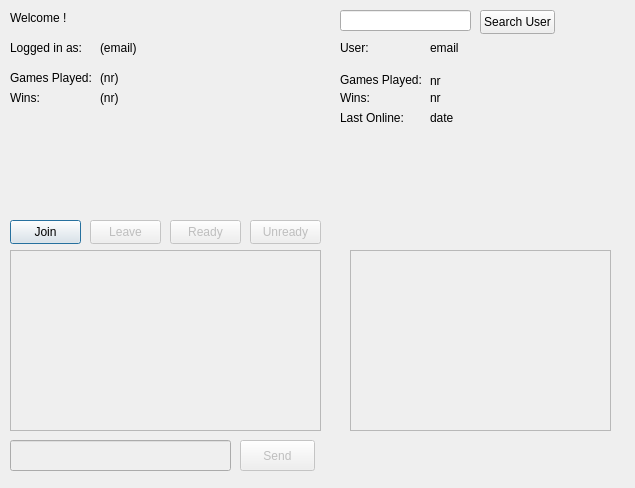
Above: Triviador/TriviadorGUI/Triviador.ui from stefandananau/Triviador before the change. Below: the same form after it.
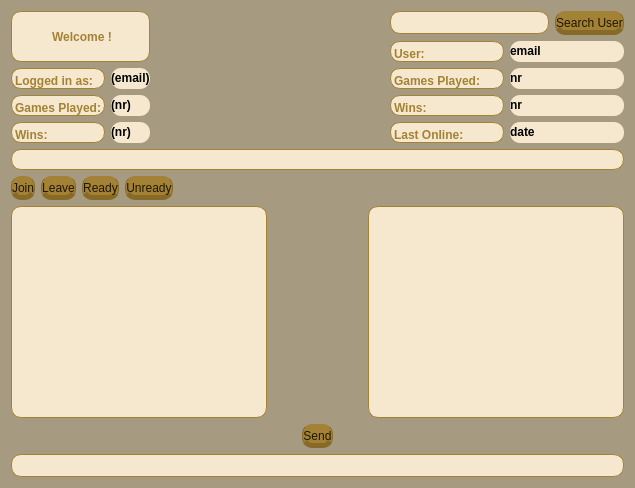
That is the form after the change.

Commit message: updated lobby window design

The edit to the form file:
```diff
--- a/Triviador/TriviadorGUI/Triviador.ui
+++ b/Triviador/TriviadorGUI/Triviador.ui
@@ -13,270 +13,643 @@
   <property name="windowTitle">
    <string>Triviador</string>
   </property>
-  <widget class="QPushButton" name="joinButton">
-   <property name="geometry">
-    <rect>
-     <x>10</x>
-     <y>220</y>
-     <width>71</width>
-     <height>24</height>
-    </rect>
-   </property>
-   <property name="text">
-    <string>Join</string>
-   </property>
-  </widget>
-  <widget class="QPushButton" name="readyButton">
-   <property name="enabled">
-    <bool>false</bool>
-   </property>
-   <property name="geometry">
-    <rect>
-     <x>170</x>
-     <y>220</y>
-     <width>71</width>
-     <height>24</height>
-    </rect>
-   </property>
-   <property name="text">
-    <string>Ready</string>
-   </property>
-  </widget>
-  <widget class="QPushButton" name="pushButton_3">
-   <property name="geometry">
-    <rect>
-     <x>480</x>
-     <y>10</y>
-     <width>75</width>
-     <height>24</height>
-    </rect>
-   </property>
-   <property name="text">
-    <string>Search User</string>
-   </property>
-  </widget>
-  <widget class="QLineEdit" name="lineEdit">
-   <property name="geometry">
-    <rect>
-     <x>340</x>
-     <y>10</y>
-     <width>131</width>
-     <height>21</height>
-    </rect>
-   </property>
-  </widget>
-  <widget class="QLabel" name="label">
-   <property name="geometry">
-    <rect>
-     <x>10</x>
-     <y>10</y>
-     <width>61</width>
-     <height>16</height>
-    </rect>
-   </property>
-   <property name="text">
-    <string>Welcome !</string>
-   </property>
-  </widget>
-  <widget class="QLabel" name="label_2">
-   <property name="geometry">
-    <rect>
-     <x>10</x>
-     <y>40</y>
-     <width>81</width>
-     <height>16</height>
-    </rect>
-   </property>
-   <property name="text">
-    <string>Logged in as:</string>
-   </property>
-  </widget>
-  <widget class="QLabel" name="label_3">
-   <property name="geometry">
-    <rect>
-     <x>100</x>
-     <y>40</y>
-     <width>221</width>
-     <height>16</height>
-    </rect>
-   </property>
-   <property name="text">
-    <string>(email)</string>
-   </property>
-  </widget>
-  <widget class="QLabel" name="label_4">
-   <property name="geometry">
-    <rect>
-     <x>10</x>
-     <y>70</y>
-     <width>91</width>
-     <height>16</height>
-    </rect>
-   </property>
-   <property name="text">
-    <string>Games Played:</string>
-   </property>
-  </widget>
-  <widget class="QLabel" name="label_5">
-   <property name="geometry">
-    <rect>
-     <x>10</x>
-     <y>90</y>
-     <width>49</width>
-     <height>16</height>
-    </rect>
-   </property>
-   <property name="text">
-    <string>Wins:</string>
-   </property>
-  </widget>
-  <widget class="QLabel" name="label_6">
-   <property name="geometry">
-    <rect>
-     <x>100</x>
-     <y>70</y>
-     <width>49</width>
-     <height>16</height>
-    </rect>
-   </property>
-   <property name="text">
-    <string>(nr)</string>
-   </property>
-  </widget>
-  <widget class="QLabel" name="label_7">
-   <property name="geometry">
-    <rect>
-     <x>100</x>
-     <y>90</y>
-     <width>49</width>
-     <height>16</height>
-    </rect>
-   </property>
-   <property name="text">
-    <string>(nr)</string>
-   </property>
-  </widget>
-  <widget class="QLabel" name="label_8">
-   <property name="geometry">
-    <rect>
-     <x>340</x>
-     <y>70</y>
-     <width>91</width>
-     <height>20</height>
-    </rect>
-   </property>
-   <property name="text">
-    <string>Games Played:</string>
-   </property>
-  </widget>
-  <widget class="QLabel" name="label_9">
-   <property name="geometry">
-    <rect>
-     <x>430</x>
-     <y>70</y>
-     <width>49</width>
-     <height>21</height>
-    </rect>
-   </property>
-   <property name="text">
-    <string>nr</string>
-   </property>
-  </widget>
-  <widget class="QLabel" name="label_10">
-   <property name="geometry">
-    <rect>
-     <x>340</x>
-     <y>90</y>
-     <width>49</width>
-     <height>16</height>
-    </rect>
-   </property>
-   <property name="text">
-    <string>Wins:</string>
-   </property>
-  </widget>
-  <widget class="QLabel" name="label_11">
-   <property name="geometry">
-    <rect>
-     <x>430</x>
-     <y>90</y>
-     <width>49</width>
-     <height>16</height>
-    </rect>
-   </property>
-   <property name="text">
-    <string>nr</string>
-   </property>
-  </widget>
-  <widget class="QLabel" name="label_12">
-   <property name="geometry">
-    <rect>
-     <x>340</x>
-     <y>110</y>
-     <width>71</width>
-     <height>16</height>
-    </rect>
-   </property>
-   <property name="text">
-    <string>Last Online:</string>
-   </property>
-  </widget>
-  <widget class="QLabel" name="label_13">
-   <property name="geometry">
-    <rect>
-     <x>340</x>
-     <y>40</y>
-     <width>31</width>
-     <height>16</height>
-    </rect>
-   </property>
-   <property name="text">
-    <string>User:</string>
-   </property>
-  </widget>
-  <widget class="QLabel" name="label_14">
-   <property name="geometry">
-    <rect>
-     <x>430</x>
-     <y>40</y>
-     <width>181</width>
-     <height>16</height>
-    </rect>
-   </property>
-   <property name="text">
-    <string>email</string>
-   </property>
-  </widget>
-  <widget class="QPushButton" name="leaveButton">
-   <property name="enabled">
-    <bool>false</bool>
-   </property>
-   <property name="geometry">
-    <rect>
-     <x>90</x>
-     <y>220</y>
-     <width>71</width>
-     <height>24</height>
-    </rect>
-   </property>
-   <property name="text">
-    <string>Leave</string>
-   </property>
-  </widget>
-  <widget class="QTextEdit" name="textEdit">
-   <property name="enabled">
-    <bool>false</bool>
-   </property>
-   <property name="geometry">
-    <rect>
-     <x>10</x>
-     <y>250</y>
-     <width>311</width>
-     <height>181</height>
-    </rect>
-   </property>
-   <property name="html">
-    <string>&lt;!DOCTYPE HTML PUBLIC &quot;-//W3C//DTD HTML 4.0//EN&quot; &quot;http://www.w3.org/TR/REC-html40/strict.dtd&quot;&gt;
+  <property name="styleSheet">
+   <string notr="true">background-color: rgb(166, 154, 128);</string>
+  </property>
+  <layout class="QGridLayout" name="gridLayout">
+   <item row="2" column="0">
+    <layout class="QHBoxLayout" name="horizontalLayout_7">
+     <item>
+      <layout class="QHBoxLayout" name="horizontalLayout_5">
+       <item>
+        <widget class="QPushButton" name="joinButton">
+         <property name="styleSheet">
+          <string notr="true">QPushButton{
+	background-color: rgb(163, 130, 54);
+	border: none;
+	padding-top: 5px;
+	color: rgb(31, 22, 1);
+	border-radius:10px;
+	border-left:  1px solid rgb(135, 106, 39);
+	border-right: 1px solid rgb(135, 106, 39);
+	border-bottom: 5px solid rgb(135, 106, 39);
+	font: bold large &quot;Monospace&quot;;
+	
+
+}
+QPushButton:hover {
+	background-color: rgb(181, 132, 20);
+	border-left:  1px solid rgb(115, 81, 5);
+	border-right: 1px solid rgb(115, 81, 5);
+	border-bottom: 5px solid rgb(115, 81, 5);
+}
+QPushButton:pressed {
+	background-color: rgb(181, 132, 20);
+	border-left:  1px solid rgb(115, 81, 5);
+	border-right: 1px solid rgb(115, 81, 5);
+	border-top: 5px solid rgb(115, 81, 5);
+	padding-top: -5px;
+	border-bottom: none;
+}</string>
+         </property>
+         <property name="text">
+          <string>Join</string>
+         </property>
+        </widget>
+       </item>
+       <item>
+        <widget class="QPushButton" name="leaveButton">
+         <property name="enabled">
+          <bool>false</bool>
+         </property>
+         <property name="styleSheet">
+          <string notr="true">QPushButton{
+	background-color: rgb(163, 130, 54);
+	border: none;
+	padding-top: 5px;
+	color: rgb(31, 22, 1);
+	border-radius:10px;
+	border-left:  1px solid rgb(135, 106, 39);
+	border-right: 1px solid rgb(135, 106, 39);
+	border-bottom: 5px solid rgb(135, 106, 39);
+	font: bold large &quot;Monospace&quot;;
+	
+
+}
+QPushButton:hover {
+	background-color: rgb(181, 132, 20);
+	border-left:  1px solid rgb(115, 81, 5);
+	border-right: 1px solid rgb(115, 81, 5);
+	border-bottom: 5px solid rgb(115, 81, 5);
+}
+QPushButton:pressed {
+	background-color: rgb(181, 132, 20);
+	border-left:  1px solid rgb(115, 81, 5);
+	border-right: 1px solid rgb(115, 81, 5);
+	border-top: 5px solid rgb(115, 81, 5);
+	padding-top: -5px;
+	border-bottom: none;
+}</string>
+         </property>
+         <property name="text">
+          <string>Leave</string>
+         </property>
+        </widget>
+       </item>
+       <item>
+        <widget class="QPushButton" name="readyButton">
+         <property name="enabled">
+          <bool>false</bool>
+         </property>
+         <property name="styleSheet">
+          <string notr="true">QPushButton{
+	background-color: rgb(163, 130, 54);
+	border: none;
+	padding-top: 5px;
+	color: rgb(31, 22, 1);
+	border-radius:10px;
+	border-left:  1px solid rgb(135, 106, 39);
+	border-right: 1px solid rgb(135, 106, 39);
+	border-bottom: 5px solid rgb(135, 106, 39);
+	font: bold large &quot;Monospace&quot;;
+	
+
+}
+QPushButton:hover {
+	background-color: rgb(181, 132, 20);
+	border-left:  1px solid rgb(115, 81, 5);
+	border-right: 1px solid rgb(115, 81, 5);
+	border-bottom: 5px solid rgb(115, 81, 5);
+}
+QPushButton:pressed {
+	background-color: rgb(181, 132, 20);
+	border-left:  1px solid rgb(115, 81, 5);
+	border-right: 1px solid rgb(115, 81, 5);
+	border-top: 5px solid rgb(115, 81, 5);
+	padding-top: -5px;
+	border-bottom: none;
+}</string>
+         </property>
+         <property name="text">
+          <string>Ready</string>
+         </property>
+        </widget>
+       </item>
+       <item>
+        <widget class="QPushButton" name="unreadyButton">
+         <property name="enabled">
+          <bool>false</bool>
+         </property>
+         <property name="styleSheet">
+          <string notr="true">QPushButton{
+	background-color: rgb(163, 130, 54);
+	border: none;
+	padding-top: 5px;
+	color: rgb(31, 22, 1);
+	border-radius:10px;
+	border-left:  1px solid rgb(135, 106, 39);
+	border-right: 1px solid rgb(135, 106, 39);
+	border-bottom: 5px solid rgb(135, 106, 39);
+	font: bold large &quot;Monospace&quot;;
+	
+
+}
+QPushButton:hover {
+	background-color: rgb(181, 132, 20);
+	border-left:  1px solid rgb(115, 81, 5);
+	border-right: 1px solid rgb(115, 81, 5);
+	border-bottom: 5px solid rgb(115, 81, 5);
+}
+QPushButton:pressed {
+	background-color: rgb(181, 132, 20);
+	border-left:  1px solid rgb(115, 81, 5);
+	border-right: 1px solid rgb(115, 81, 5);
+	border-top: 5px solid rgb(115, 81, 5);
+	padding-top: -5px;
+	border-bottom: none;
+}</string>
+         </property>
+         <property name="text">
+          <string>Unready</string>
+         </property>
+        </widget>
+       </item>
+      </layout>
+     </item>
+     <item>
+      <spacer name="horizontalSpacer_4">
+       <property name="orientation">
+        <enum>Qt::Horizontal</enum>
+       </property>
+       <property name="sizeHint" stdset="0">
+        <size>
+         <width>168</width>
+         <height>20</height>
+        </size>
+       </property>
+      </spacer>
+     </item>
+    </layout>
+   </item>
+   <item row="4" column="0">
+    <layout class="QHBoxLayout" name="horizontalLayout_8">
+     <item>
+      <spacer name="horizontalSpacer_6">
+       <property name="orientation">
+        <enum>Qt::Horizontal</enum>
+       </property>
+       <property name="sizeHint" stdset="0">
+        <size>
+         <width>238</width>
+         <height>20</height>
+        </size>
+       </property>
+      </spacer>
+     </item>
+     <item>
+      <widget class="QPushButton" name="pushButton_4">
+       <property name="enabled">
+        <bool>false</bool>
+       </property>
+       <property name="styleSheet">
+        <string notr="true">QPushButton{
+	background-color: rgb(163, 130, 54);
+	border: none;
+	padding-top: 5px;
+	color: rgb(31, 22, 1);
+	border-radius:10px;
+	border-left:  1px solid rgb(135, 106, 39);
+	border-right: 1px solid rgb(135, 106, 39);
+	border-bottom: 5px solid rgb(135, 106, 39);
+	font: bold large &quot;Monospace&quot;;
+	
+
+}
+QPushButton:hover {
+	background-color: rgb(181, 132, 20);
+	border-left:  1px solid rgb(115, 81, 5);
+	border-right: 1px solid rgb(115, 81, 5);
+	border-bottom: 5px solid rgb(115, 81, 5);
+}
+QPushButton:pressed {
+	background-color: rgb(181, 132, 20);
+	border-left:  1px solid rgb(115, 81, 5);
+	border-right: 1px solid rgb(115, 81, 5);
+	border-top: 5px solid rgb(115, 81, 5);
+	padding-top: -5px;
+	border-bottom: none;
+}</string>
+       </property>
+       <property name="text">
+        <string>Send</string>
+       </property>
+      </widget>
+     </item>
+     <item>
+      <spacer name="horizontalSpacer_5">
+       <property name="orientation">
+        <enum>Qt::Horizontal</enum>
+       </property>
+       <property name="sizeHint" stdset="0">
+        <size>
+         <width>238</width>
+         <height>20</height>
+        </size>
+       </property>
+      </spacer>
+     </item>
+    </layout>
+   </item>
+   <item row="1" column="0">
+    <widget class="QLabel" name="message">
+     <property name="styleSheet">
+      <string notr="true">border: none;
+	padding-top: 5px;
+	color: rgb(163, 130, 54);
+	border-radius:10px;
+	border-top:1px solid rgb(163, 130, 54);
+	border-left:  1px solid rgb(163, 130, 54);
+	border-right: 1px solid rgb(163, 130, 54);
+	border-bottom: 1px solid rgb(163, 130, 54);
+background-color: rgb(245, 232, 206);</string>
+     </property>
+     <property name="text">
+      <string/>
+     </property>
+    </widget>
+   </item>
+   <item row="5" column="0">
+    <widget class="QLineEdit" name="lineEdit_2">
+     <property name="enabled">
+      <bool>false</bool>
+     </property>
+     <property name="styleSheet">
+      <string notr="true">border: none;
+	padding-top: 5px;
+	color: rgb(163, 130, 54);
+	border-radius:10px;
+	border-top:1px solid rgb(163, 130, 54);
+	border-left:  1px solid rgb(163, 130, 54);
+	border-right: 1px solid rgb(163, 130, 54);
+	border-bottom: 1px solid rgb(163, 130, 54);
+background-color: rgb(245, 232, 206);</string>
+     </property>
+    </widget>
+   </item>
+   <item row="0" column="0">
+    <layout class="QHBoxLayout" name="horizontalLayout_4">
+     <item>
+      <layout class="QVBoxLayout" name="verticalLayout_6">
+       <item>
+        <widget class="QLabel" name="label">
+         <property name="styleSheet">
+          <string notr="true">border: none;
+	padding-top: 1px;
+	color: rgb(163, 130, 54);
+	border-radius:10px;
+	border-top:1px solid rgb(163, 130, 54);
+	border-left:  1px solid rgb(163, 130, 54);
+	border-right: 1px solid rgb(163, 130, 54);
+	border-bottom: 1px solid rgb(163, 130, 54);
+background-color: rgb(245, 232, 206);</string>
+         </property>
+         <property name="text">
+          <string>&lt;html&gt;&lt;head/&gt;&lt;body&gt;&lt;p align=&quot;center&quot;&gt;&lt;span style=&quot; font-weight:700;&quot;&gt;Welcome !&lt;/span&gt;&lt;/p&gt;&lt;/body&gt;&lt;/html&gt;</string>
+         </property>
+        </widget>
+       </item>
+       <item>
+        <layout class="QHBoxLayout" name="horizontalLayout_3">
+         <item>
+          <layout class="QVBoxLayout" name="verticalLayout_4">
+           <item>
+            <widget class="QLabel" name="label_2">
+             <property name="styleSheet">
+              <string notr="true">border: none;
+	padding-top: 5px;
+	color: rgb(163, 130, 54);
+	border-radius:10px;
+	border-top:1px solid rgb(163, 130, 54);
+	border-left:  1px solid rgb(163, 130, 54);
+	border-right: 1px solid rgb(163, 130, 54);
+	border-bottom: 1px solid rgb(163, 130, 54);
+background-color: rgb(245, 232, 206);</string>
+             </property>
+             <property name="text">
+              <string>&lt;html&gt;&lt;head/&gt;&lt;body&gt;&lt;p&gt;&lt;span style=&quot; font-weight:700;&quot;&gt;Logged in as:&lt;/span&gt;&lt;/p&gt;&lt;/body&gt;&lt;/html&gt;</string>
+             </property>
+            </widget>
+           </item>
+           <item>
+            <widget class="QLabel" name="label_4">
+             <property name="styleSheet">
+              <string notr="true">border: none;
+	padding-top: 5px;
+	color: rgb(163, 130, 54);
+	border-radius:10px;
+	border-top:1px solid rgb(163, 130, 54);
+	border-left:  1px solid rgb(163, 130, 54);
+	border-right: 1px solid rgb(163, 130, 54);
+	border-bottom: 1px solid rgb(163, 130, 54);
+background-color: rgb(245, 232, 206);</string>
+             </property>
+             <property name="text">
+              <string>&lt;html&gt;&lt;head/&gt;&lt;body&gt;&lt;p&gt;&lt;span style=&quot; font-weight:700;&quot;&gt;Games Played:&lt;/span&gt;&lt;/p&gt;&lt;/body&gt;&lt;/html&gt;</string>
+             </property>
+            </widget>
+           </item>
+           <item>
+            <widget class="QLabel" name="label_5">
+             <property name="styleSheet">
+              <string notr="true">border: none;
+	padding-top: 5px;
+	color: rgb(163, 130, 54);
+	border-radius:10px;
+	border-top:1px solid rgb(163, 130, 54);
+	border-left:  1px solid rgb(163, 130, 54);
+	border-right: 1px solid rgb(163, 130, 54);
+	border-bottom: 1px solid rgb(163, 130, 54);
+background-color: rgb(245, 232, 206);</string>
+             </property>
+             <property name="text">
+              <string>&lt;html&gt;&lt;head/&gt;&lt;body&gt;&lt;p&gt;&lt;span style=&quot; font-weight:700;&quot;&gt;Wins:&lt;/span&gt;&lt;/p&gt;&lt;/body&gt;&lt;/html&gt;</string>
+             </property>
+            </widget>
+           </item>
+          </layout>
+         </item>
+         <item>
+          <layout class="QVBoxLayout" name="verticalLayout_3">
+           <item>
+            <widget class="QLabel" name="label_3">
+             <property name="styleSheet">
+              <string notr="true">QLabel{
+border: none;
+border-radius:10px;
+background-color: rgb(245, 232, 206);
+}</string>
+             </property>
+             <property name="text">
+              <string>&lt;html&gt;&lt;head/&gt;&lt;body&gt;&lt;p&gt;&lt;span style=&quot; font-weight:700;&quot;&gt;(email)&lt;/span&gt;&lt;/p&gt;&lt;/body&gt;&lt;/html&gt;</string>
+             </property>
+            </widget>
+           </item>
+           <item>
+            <widget class="QLabel" name="label_6">
+             <property name="styleSheet">
+              <string notr="true">border: none;
+border-radius:10px;
+background-color: rgb(245, 232, 206);</string>
+             </property>
+             <property name="text">
+              <string>&lt;html&gt;&lt;head/&gt;&lt;body&gt;&lt;p&gt;&lt;span style=&quot; font-weight:700;&quot;&gt;(nr)&lt;/span&gt;&lt;/p&gt;&lt;/body&gt;&lt;/html&gt;</string>
+             </property>
+            </widget>
+           </item>
+           <item>
+            <widget class="QLabel" name="label_7">
+             <property name="styleSheet">
+              <string notr="true">border: none;
+border-radius:10px;
+background-color: rgb(245, 232, 206);</string>
+             </property>
+             <property name="text">
+              <string>&lt;html&gt;&lt;head/&gt;&lt;body&gt;&lt;p&gt;&lt;span style=&quot; font-weight:700;&quot;&gt;(nr)&lt;/span&gt;&lt;/p&gt;&lt;/body&gt;&lt;/html&gt;</string>
+             </property>
+            </widget>
+           </item>
+          </layout>
+         </item>
+        </layout>
+       </item>
+      </layout>
+     </item>
+     <item>
+      <spacer name="horizontalSpacer">
+       <property name="orientation">
+        <enum>Qt::Horizontal</enum>
+       </property>
+       <property name="sizeHint" stdset="0">
+        <size>
+         <width>198</width>
+         <height>20</height>
+        </size>
+       </property>
+      </spacer>
+     </item>
+     <item>
+      <layout class="QVBoxLayout" name="verticalLayout_5">
+       <item>
+        <layout class="QHBoxLayout" name="horizontalLayout_2">
+         <item>
+          <widget class="QLineEdit" name="lineEdit">
+           <property name="styleSheet">
+            <string notr="true">	border: none;
+	padding-top: 5px;
+	color: rgb(163, 130, 54);
+	border-radius:10px;
+	border-top:1px solid rgb(163, 130, 54);
+	border-left:  1px solid rgb(163, 130, 54);
+	border-right: 1px solid rgb(163, 130, 54);
+	border-bottom: 1px solid rgb(163, 130, 54);
+background-color: rgb(245, 232, 206);</string>
+           </property>
+          </widget>
+         </item>
+         <item>
+          <widget class="QPushButton" name="pushButton_3">
+           <property name="styleSheet">
+            <string notr="true">QPushButton{
+	background-color: rgb(163, 130, 54);
+	border: none;
+	padding-top: 5px;
+	color: rgb(31, 22, 1);
+	border-radius:10px;
+	border-left:  1px solid rgb(135, 106, 39);
+	border-right: 1px solid rgb(135, 106, 39);
+	border-bottom: 5px solid rgb(135, 106, 39);
+	font: bold large &quot;Monospace&quot;;
+	
+
+}
+QPushButton:hover {
+	background-color: rgb(181, 132, 20);
+	border-left:  1px solid rgb(115, 81, 5);
+	border-right: 1px solid rgb(115, 81, 5);
+	border-bottom: 5px solid rgb(115, 81, 5);
+}
+QPushButton:pressed {
+	background-color: rgb(181, 132, 20);
+	border-left:  1px solid rgb(115, 81, 5);
+	border-right: 1px solid rgb(115, 81, 5);
+	border-top: 5px solid rgb(115, 81, 5);
+	padding-top: -5px;
+	border-bottom: none;
+}</string>
+           </property>
+           <property name="text">
+            <string>Search User</string>
+           </property>
+          </widget>
+         </item>
+        </layout>
+       </item>
+       <item>
+        <layout class="QHBoxLayout" name="horizontalLayout">
+         <item>
+          <layout class="QVBoxLayout" name="verticalLayout">
+           <item>
+            <widget class="QLabel" name="label_13">
+             <property name="styleSheet">
+              <string notr="true">border: none;
+	padding-top: 5px;
+	color: rgb(163, 130, 54);
+	border-radius:10px;
+	border-top:1px solid rgb(163, 130, 54);
+	border-left:  1px solid rgb(163, 130, 54);
+	border-right: 1px solid rgb(163, 130, 54);
+	border-bottom: 1px solid rgb(163, 130, 54);
+background-color: rgb(245, 232, 206);</string>
+             </property>
+             <property name="text">
+              <string>&lt;html&gt;&lt;head/&gt;&lt;body&gt;&lt;p&gt;&lt;span style=&quot; font-weight:700;&quot;&gt;User:&lt;/span&gt;&lt;/p&gt;&lt;/body&gt;&lt;/html&gt;</string>
+             </property>
+            </widget>
+           </item>
+           <item>
+            <widget class="QLabel" name="label_8">
+             <property name="styleSheet">
+              <string notr="true">border: none;
+	padding-top: 5px;
+	color: rgb(163, 130, 54);
+	border-radius:10px;
+	border-top:1px solid rgb(163, 130, 54);
+	border-left:  1px solid rgb(163, 130, 54);
+	border-right: 1px solid rgb(163, 130, 54);
+	border-bottom: 1px solid rgb(163, 130, 54);
+background-color: rgb(245, 232, 206);</string>
+             </property>
+             <property name="text">
+              <string>&lt;html&gt;&lt;head/&gt;&lt;body&gt;&lt;p&gt;&lt;span style=&quot; font-weight:700;&quot;&gt;Games Played:&lt;/span&gt;&lt;/p&gt;&lt;/body&gt;&lt;/html&gt;</string>
+             </property>
+            </widget>
+           </item>
+           <item>
+            <widget class="QLabel" name="label_10">
+             <property name="styleSheet">
+              <string notr="true">border: none;
+	padding-top: 5px;
+	color: rgb(163, 130, 54);
+	border-radius:10px;
+	border-top:1px solid rgb(163, 130, 54);
+	border-left:  1px solid rgb(163, 130, 54);
+	border-right: 1px solid rgb(163, 130, 54);
+	border-bottom: 1px solid rgb(163, 130, 54);
+background-color: rgb(245, 232, 206);</string>
+             </property>
+             <property name="text">
+              <string>&lt;html&gt;&lt;head/&gt;&lt;body&gt;&lt;p&gt;&lt;span style=&quot; font-weight:700;&quot;&gt;Wins:&lt;/span&gt;&lt;/p&gt;&lt;/body&gt;&lt;/html&gt;</string>
+             </property>
+            </widget>
+           </item>
+           <item>
+            <widget class="QLabel" name="label_12">
+             <property name="styleSheet">
+              <string notr="true">border: none;
+	padding-top: 5px;
+	color: rgb(163, 130, 54);
+	border-radius:10px;
+	border-top:1px solid rgb(163, 130, 54);
+	border-left:  1px solid rgb(163, 130, 54);
+	border-right: 1px solid rgb(163, 130, 54);
+	border-bottom: 1px solid rgb(163, 130, 54);
+background-color: rgb(245, 232, 206);</string>
+             </property>
+             <property name="text">
+              <string>&lt;html&gt;&lt;head/&gt;&lt;body&gt;&lt;p&gt;&lt;span style=&quot; font-weight:700;&quot;&gt;Last Online:&lt;/span&gt;&lt;/p&gt;&lt;/body&gt;&lt;/html&gt;</string>
+             </property>
+            </widget>
+           </item>
+          </layout>
+         </item>
+         <item>
+          <layout class="QVBoxLayout" name="verticalLayout_2">
+           <item>
+            <widget class="QLabel" name="label_14">
+             <property name="styleSheet">
+              <string notr="true">border: none;
+border-radius:10px;
+background-color: rgb(245, 232, 206);</string>
+             </property>
+             <property name="text">
+              <string>&lt;html&gt;&lt;head/&gt;&lt;body&gt;&lt;p&gt;&lt;span style=&quot; font-weight:700;&quot;&gt;email&lt;/span&gt;&lt;/p&gt;&lt;/body&gt;&lt;/html&gt;</string>
+             </property>
+            </widget>
+           </item>
+           <item>
+            <widget class="QLabel" name="label_9">
+             <property name="styleSheet">
+              <string notr="true">border: none;
+border-radius:10px;
+background-color: rgb(245, 232, 206);</string>
+             </property>
+             <property name="text">
+              <string>&lt;html&gt;&lt;head/&gt;&lt;body&gt;&lt;p&gt;&lt;span style=&quot; font-weight:700;&quot;&gt;nr&lt;/span&gt;&lt;/p&gt;&lt;/body&gt;&lt;/html&gt;</string>
+             </property>
+            </widget>
+           </item>
+           <item>
+            <widget class="QLabel" name="label_11">
+             <property name="styleSheet">
+              <string notr="true">border: none;
+border-radius:10px;
+background-color: rgb(245, 232, 206);</string>
+             </property>
+             <property name="text">
+              <string>&lt;html&gt;&lt;head/&gt;&lt;body&gt;&lt;p&gt;&lt;span style=&quot; font-weight:700;&quot;&gt;nr&lt;/span&gt;&lt;/p&gt;&lt;/body&gt;&lt;/html&gt;</string>
+             </property>
+            </widget>
+           </item>
+           <item>
+            <widget class="QLabel" name="label_16">
+             <property name="styleSheet">
+              <string notr="true">border: none;
+border-radius:10px;
+background-color: rgb(245, 232, 206);</string>
+             </property>
+             <property name="text">
+              <string>&lt;html&gt;&lt;head/&gt;&lt;body&gt;&lt;p&gt;&lt;span style=&quot; font-weight:700;&quot;&gt;date&lt;/span&gt;&lt;/p&gt;&lt;/body&gt;&lt;/html&gt;</string>
+             </property>
+            </widget>
+           </item>
+          </layout>
+         </item>
+        </layout>
+       </item>
+      </layout>
+     </item>
+    </layout>
+   </item>
+   <item row="3" column="0">
+    <layout class="QHBoxLayout" name="horizontalLayout_6">
+     <item>
+      <widget class="QTextEdit" name="textEdit">
+       <property name="enabled">
+        <bool>false</bool>
+       </property>
+       <property name="styleSheet">
+        <string notr="true">border: none;
+	padding-top: 5px;
+	color: rgb(163, 130, 54);
+	border-radius:10px;
+	border-top:1px solid rgb(163, 130, 54);
+	border-left:  1px solid rgb(163, 130, 54);
+	border-right: 1px solid rgb(163, 130, 54);
+	border-bottom: 1px solid rgb(163, 130, 54);
+background-color: rgb(245, 232, 206);</string>
+       </property>
+       <property name="html">
+        <string>&lt;!DOCTYPE HTML PUBLIC &quot;-//W3C//DTD HTML 4.0//EN&quot; &quot;http://www.w3.org/TR/REC-html40/strict.dtd&quot;&gt;
 &lt;html&gt;&lt;head&gt;&lt;meta name=&quot;qrichtext&quot; content=&quot;1&quot; /&gt;&lt;meta charset=&quot;utf-8&quot; /&gt;&lt;style type=&quot;text/css&quot;&gt;
 p, li { white-space: pre-wrap; }
 hr { height: 1px; border-width: 0; }
@@ -284,51 +657,40 @@
 li.checked::marker { content: &quot;\2612&quot;; }
 &lt;/style&gt;&lt;/head&gt;&lt;body style=&quot; font-family:'Segoe UI'; font-size:9pt; font-weight:400; font-style:normal;&quot;&gt;
 &lt;p style=&quot;-qt-paragraph-type:empty; margin-top:0px; margin-bottom:0px; margin-left:0px; margin-right:0px; -qt-block-indent:0; text-indent:0px;&quot;&gt;&lt;br /&gt;&lt;/p&gt;&lt;/body&gt;&lt;/html&gt;</string>
-   </property>
-  </widget>
-  <widget class="QLineEdit" name="lineEdit_2">
-   <property name="enabled">
-    <bool>false</bool>
-   </property>
-   <property name="geometry">
-    <rect>
-     <x>10</x>
-     <y>440</y>
-     <width>221</width>
-     <height>31</height>
-    </rect>
-   </property>
-  </widget>
-  <widget class="QPushButton" name="pushButton_4">
-   <property name="enabled">
-    <bool>false</bool>
-   </property>
-   <property name="geometry">
-    <rect>
-     <x>240</x>
-     <y>440</y>
-     <width>75</width>
-     <height>31</height>
-    </rect>
-   </property>
-   <property name="text">
-    <string>Send</string>
-   </property>
-  </widget>
-  <widget class="QTextEdit" name="userLobbyText">
-   <property name="enabled">
-    <bool>false</bool>
-   </property>
-   <property name="geometry">
-    <rect>
-     <x>350</x>
-     <y>250</y>
-     <width>261</width>
-     <height>181</height>
-    </rect>
-   </property>
-   <property name="html">
-    <string>&lt;!DOCTYPE HTML PUBLIC &quot;-//W3C//DTD HTML 4.0//EN&quot; &quot;http://www.w3.org/TR/REC-html40/strict.dtd&quot;&gt;
+       </property>
+      </widget>
+     </item>
+     <item>
+      <spacer name="horizontalSpacer_3">
+       <property name="orientation">
+        <enum>Qt::Horizontal</enum>
+       </property>
+       <property name="sizeHint" stdset="0">
+        <size>
+         <width>88</width>
+         <height>20</height>
+        </size>
+       </property>
+      </spacer>
+     </item>
+     <item>
+      <widget class="QTextEdit" name="userLobbyText">
+       <property name="enabled">
+        <bool>false</bool>
+       </property>
+       <property name="styleSheet">
+        <string notr="true">border: none;
+	padding-top: 5px;
+	color: rgb(163, 130, 54);
+	border-radius:10px;
+	border-top:1px solid rgb(163, 130, 54);
+	border-left:  1px solid rgb(163, 130, 54);
+	border-right: 1px solid rgb(163, 130, 54);
+	border-bottom: 1px solid rgb(163, 130, 54);
+background-color: rgb(245, 232, 206);</string>
+       </property>
+       <property name="html">
+        <string>&lt;!DOCTYPE HTML PUBLIC &quot;-//W3C//DTD HTML 4.0//EN&quot; &quot;http://www.w3.org/TR/REC-html40/strict.dtd&quot;&gt;
 &lt;html&gt;&lt;head&gt;&lt;meta name=&quot;qrichtext&quot; content=&quot;1&quot; /&gt;&lt;meta charset=&quot;utf-8&quot; /&gt;&lt;style type=&quot;text/css&quot;&gt;
 p, li { white-space: pre-wrap; }
 hr { height: 1px; border-width: 0; }
@@ -336,50 +698,12 @@
 li.checked::marker { content: &quot;\2612&quot;; }
 &lt;/style&gt;&lt;/head&gt;&lt;body style=&quot; font-family:'Segoe UI'; font-size:9pt; font-weight:400; font-style:normal;&quot;&gt;
 &lt;p style=&quot;-qt-paragraph-type:empty; margin-top:0px; margin-bottom:0px; margin-left:0px; margin-right:0px; -qt-block-indent:0; text-indent:0px;&quot;&gt;&lt;br /&gt;&lt;/p&gt;&lt;/body&gt;&lt;/html&gt;</string>
-   </property>
-  </widget>
-  <widget class="QLabel" name="message">
-   <property name="geometry">
-    <rect>
-     <x>10</x>
-     <y>200</y>
-     <width>311</width>
-     <height>16</height>
-    </rect>
-   </property>
-   <property name="text">
-    <string/>
-   </property>
-  </widget>
-  <widget class="QLabel" name="label_16">
-   <property name="geometry">
-    <rect>
-     <x>430</x>
-     <y>110</y>
-     <width>49</width>
-     <height>16</height>
-    </rect>
-   </property>
-   <property name="text">
-    <string>date</string>
-   </property>
-  </widget>
-  <widget class="QPushButton" name="unreadyButton">
-   <property name="enabled">
-    <bool>false</bool>
-   </property>
-   <property name="geometry">
-    <rect>
-     <x>250</x>
-     <y>220</y>
-     <width>71</width>
-     <height>24</height>
-    </rect>
-   </property>
-   <property name="text">
-    <string>Unready</string>
-   </property>
-  </widget>
+       </property>
+      </widget>
+     </item>
+    </layout>
+   </item>
+  </layout>
  </widget>
  <resources/>
  <connections/>
```
The commit also changes 10 other files.
